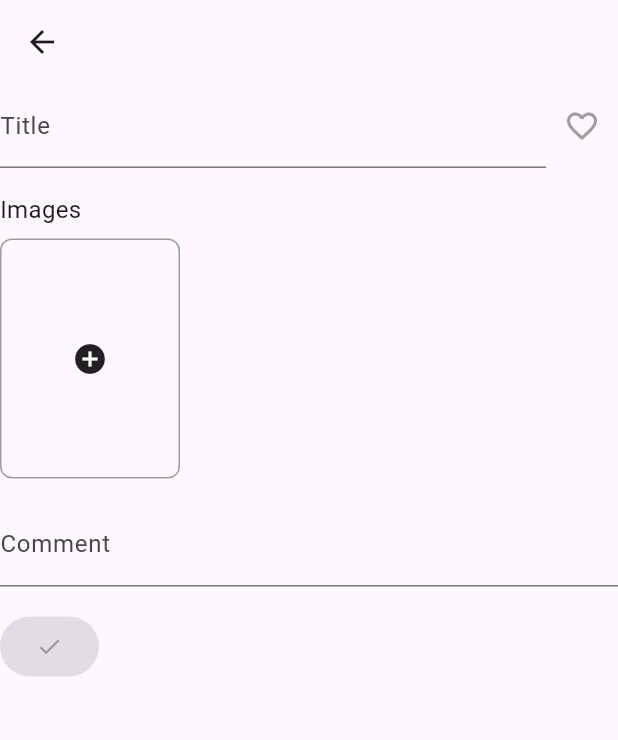
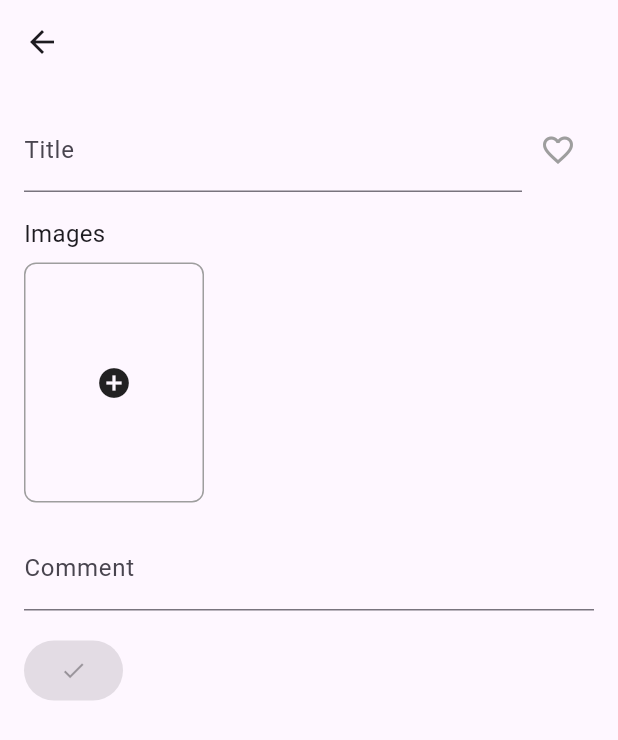
Before and after one commit to hirashain/movie_log, a Flutter app: the MovieAddition screen opened directly, on a phone screen of 412 x 824 dp. Shown: the top 740 px of the screen. Run offline on Flutter 3.47's test engine with Material 3 defaults, Android fonts, the phone set to English and light mode, and no system bars; our stand-ins replace image_picker, sqflite; accounts and stored records are empty.

Commit message:
Add scrollable layout to movie addition screen using SingleChildScrollView

```diff
--- a/lib/screens/add_movie.dart
+++ b/lib/screens/add_movie.dart
@@ -91,7 +91,10 @@ class MovieAdditionState extends State<MovieAddition> {
   Widget build(BuildContext context) {
     return Scaffold(
         appBar: AppBar(),
-        body: Column(
+        body: SingleChildScrollView(
+          child: Padding(
+            padding: const EdgeInsets.all(16.0),
+            child: Column(
               crossAxisAlignment: CrossAxisAlignment.start,
               children: [
                 Row(
@@ -156,6 +159,8 @@ class MovieAdditionState extends State<MovieAddition> {
                     onPressed: _isButtonEnabled ? _saveMovieToDevice : null,
                     child: const Icon(Icons.check))
               ],
+            ),
+          ),
         ));
   }
 }
```
Lines whose indentation alone changed are shown as unchanged.
